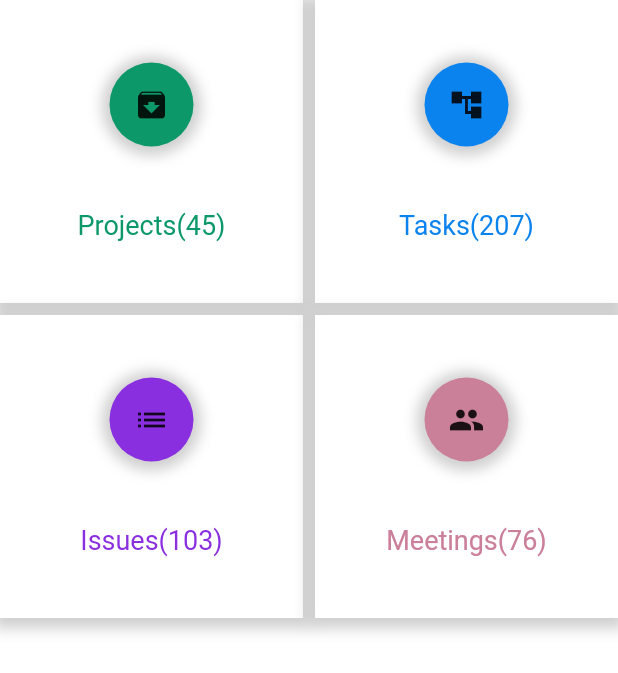
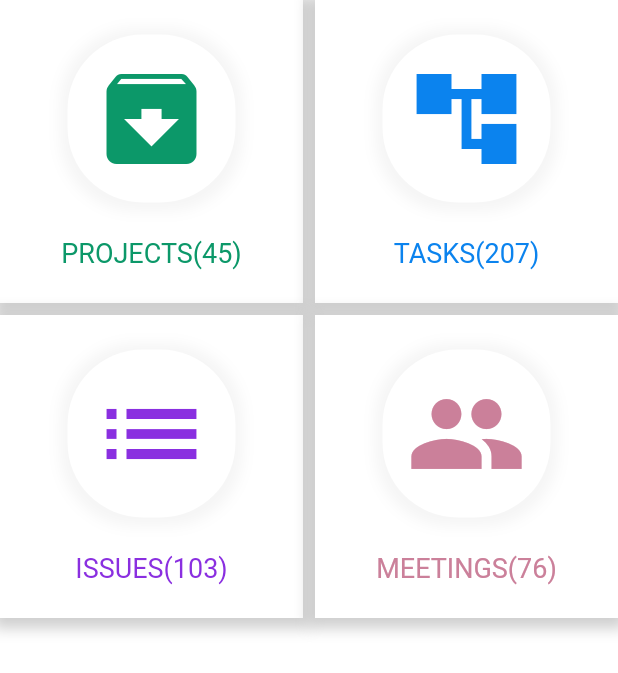
Before and after one commit to tee-jaay/stsks, a Flutter app: the StatCardsGrid screen opened directly, on a phone screen of 412 x 824 dp. Shown: the top 673 px of the screen. Run offline on Flutter 3.47's test engine with Material 2 defaults, Android fonts, the phone set to English and light mode, and no system bars; our stand-ins replace animated_text_kit, date_format, flutter_animate, flutter_dotenv; missing offline and left inert: draw_graph, graphic, jwt_decode.

Commit message:
stat cards icon size

```diff
--- a/lib/models/dashboard.dart
+++ b/lib/models/dashboard.dart
@@ -1,5 +1,7 @@
 import 'package:flutter/material.dart';
 import '../settings/constants.dart';
+
+double iconSize = 80.0;
 
 class DashboardStat {
   final String count, name, label;
@@ -28,7 +30,11 @@ List<DashboardStat> dashboardStats = [
     name: 'Projects',
     label: 'projects',
     color: projectColor,
-    icon: const Icon(Icons.archive),
+    icon: Icon(
+      Icons.archive,
+      size: iconSize,
+      color: projectColor,
+    ),
   ),
   DashboardStat(
     size: 48.0,
@@ -38,7 +44,11 @@ List<DashboardStat> dashboardStats = [
     name: 'Tasks',
     label: 'tasks',
     color: taskColor,
-    icon: const Icon(Icons.account_tree),
+    icon: Icon(
+      Icons.account_tree,
+      size: iconSize,
+      color: taskColor,
+    ),
   ),
   DashboardStat(
     size: 48.0,
@@ -48,7 +58,11 @@ List<DashboardStat> dashboardStats = [
     name: 'Issues',
     label: 'issues',
     color: issueColor,
-    icon: const Icon(Icons.list),
+    icon: Icon(
+      Icons.list,
+      size: iconSize,
+      color: issueColor,
+    ),
   ),
   DashboardStat(
     size: 48.0,
@@ -58,6 +72,10 @@ List<DashboardStat> dashboardStats = [
     name: 'Meetings',
     label: 'meetings',
     color: meetingColor,
-    icon: const Icon(Icons.people),
+    icon: Icon(
+      Icons.people,
+      size: iconSize,
+      color: meetingColor,
+    ),
   ),
 ];
--- a/lib/screens/dashboard/inc/stat_card.dart
+++ b/lib/screens/dashboard/inc/stat_card.dart
@@ -44,10 +44,10 @@ class StatCard extends StatelessWidget {
             padding: const EdgeInsets.all(appDefaultSpace),
             decoration: BoxDecoration(
               borderRadius: BorderRadius.circular(50),
-              color: color,
+              color: Colors.white,
               boxShadow: [
                 BoxShadow(
-                  color: Colors.grey.withOpacity(0.5),
+                  color: Colors.grey.withOpacity(0.1),
                   spreadRadius: 5,
                   blurRadius: 7,
                   offset: const Offset(0, 1),
@@ -58,7 +58,7 @@ class StatCard extends StatelessWidget {
           ),
           const Spacer(),
           Text(
-            "$name($count)",
+            "${name.toUpperCase()}($count)",
             style: TextStyle(
               fontSize: 18.0,
               color: color,
```
